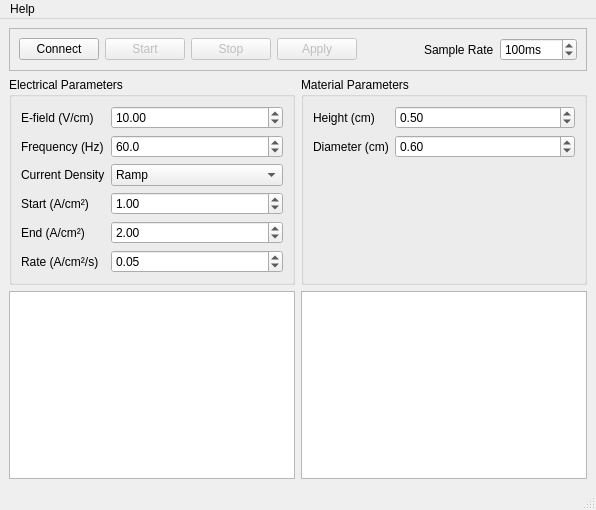
Qt form gui/ACMainWindow.ui (Trefoil-Lab/flash-v2) before a commit.
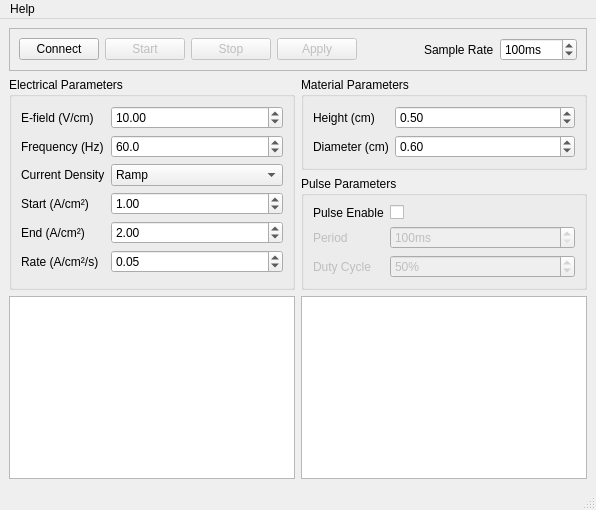
The same form after that commit.

```diff
--- a/gui/ACMainWindow.ui
+++ b/gui/ACMainWindow.ui
@@ -26,7 +26,7 @@
      <verstretch>0</verstretch>
     </sizepolicy>
    </property>
-   <layout class="QVBoxLayout" name="verticalLayout">
+   <layout class="QVBoxLayout" name="verticalLayout_3">
     <item>
      <widget class="QFrame" name="ControlBox">
       <property name="sizePolicy">
@@ -128,10 +128,7 @@
      </widget>
     </item>
     <item>
-     <layout class="QHBoxLayout" name="ParamBox">
-      <property name="sizeConstraint">
-       <enum>QLayout::SizeConstraint::SetMinimumSize</enum>
-      </property>
+     <layout class="QHBoxLayout" name="horizontalLayout_2">
       <item>
        <widget class="QGroupBox" name="ElecBox">
         <property name="sizePolicy">
@@ -262,6 +259,8 @@
         </layout>
        </widget>
       </item>
+      <item>
+       <layout class="QVBoxLayout" name="verticalLayout">
       <item>
        <widget class="QGroupBox" name="MatBox">
         <property name="sizePolicy">
@@ -310,6 +309,85 @@
          </item>
         </layout>
        </widget>
+        </item>
+        <item>
+         <widget class="QGroupBox" name="PulseBox">
+          <property name="title">
+           <string>Pulse Parameters</string>
+          </property>
+          <layout class="QFormLayout" name="formLayout">
+           <item row="0" column="0">
+            <widget class="QLabel" name="pulseEnableLabel">
+             <property name="text">
+              <string>Pulse Enable</string>
+             </property>
+            </widget>
+           </item>
+           <item row="0" column="1">
+            <widget class="QCheckBox" name="pulseEnableCheckBox"/>
+           </item>
+           <item row="1" column="0">
+            <widget class="QLabel" name="periodLabel">
+             <property name="enabled">
+              <bool>false</bool>
+             </property>
+             <property name="text">
+              <string>Period</string>
+             </property>
+            </widget>
+           </item>
+           <item row="1" column="1">
+            <widget class="QDoubleSpinBox" name="periodDoubleSpinBox">
+             <property name="enabled">
+              <bool>false</bool>
+             </property>
+             <property name="suffix">
+              <string>ms</string>
+             </property>
+             <property name="decimals">
+              <number>0</number>
+             </property>
+             <property name="minimum">
+              <double>100.000000000000000</double>
+             </property>
+             <property name="maximum">
+              <double>10000.000000000000000</double>
+             </property>
+             <property name="singleStep">
+              <double>10.000000000000000</double>
+             </property>
+            </widget>
+           </item>
+           <item row="2" column="0">
+            <widget class="QLabel" name="dutyCycleLabel">
+             <property name="enabled">
+              <bool>false</bool>
+             </property>
+             <property name="text">
+              <string>Duty Cycle</string>
+             </property>
+            </widget>
+           </item>
+           <item row="2" column="1">
+            <widget class="QSpinBox" name="dutyCycleSpinBox">
+             <property name="enabled">
+              <bool>false</bool>
+             </property>
+             <property name="suffix">
+              <string>%</string>
+             </property>
+             <property name="minimum">
+              <number>1</number>
+             </property>
+             <property name="value">
+              <number>50</number>
+             </property>
+            </widget>
+           </item>
+          </layout>
+         </widget>
+        </item>
+       </layout>
       </item>
      </layout>
     </item>
```
Left out of the diff: 46 changed lines with no effect on the pictures. Lines whose indentation alone changed are shown as unchanged.
